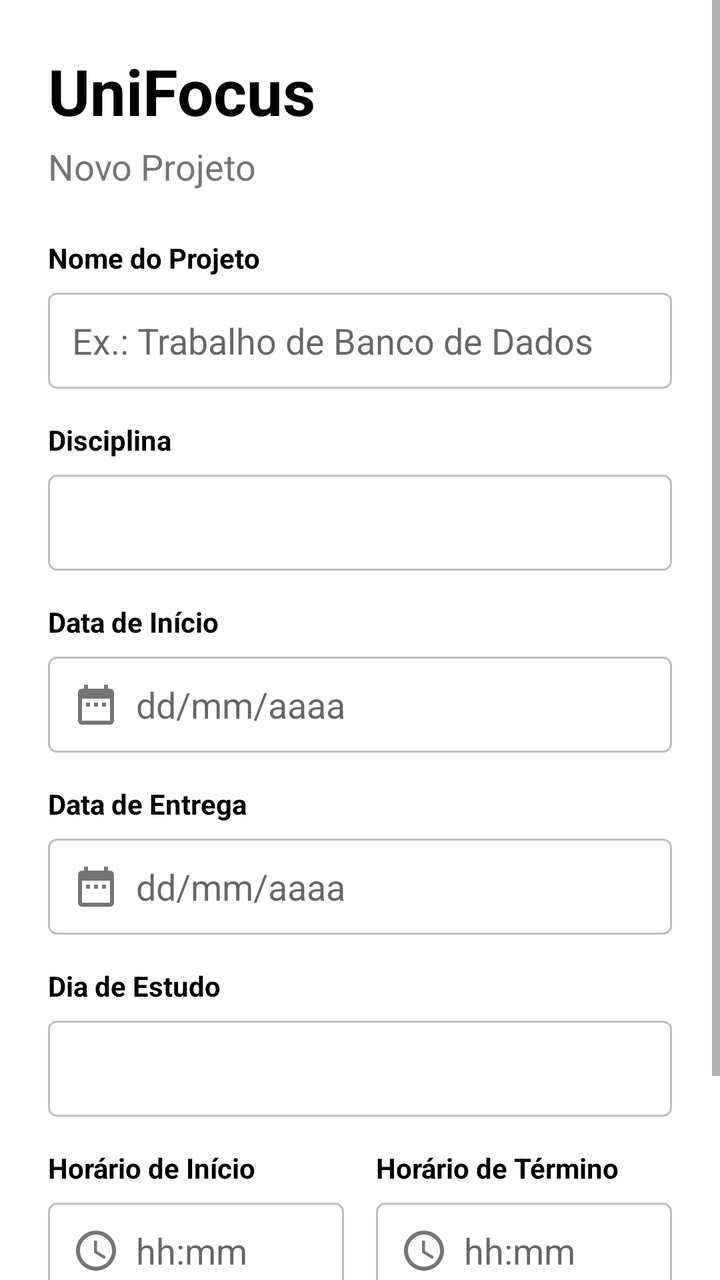
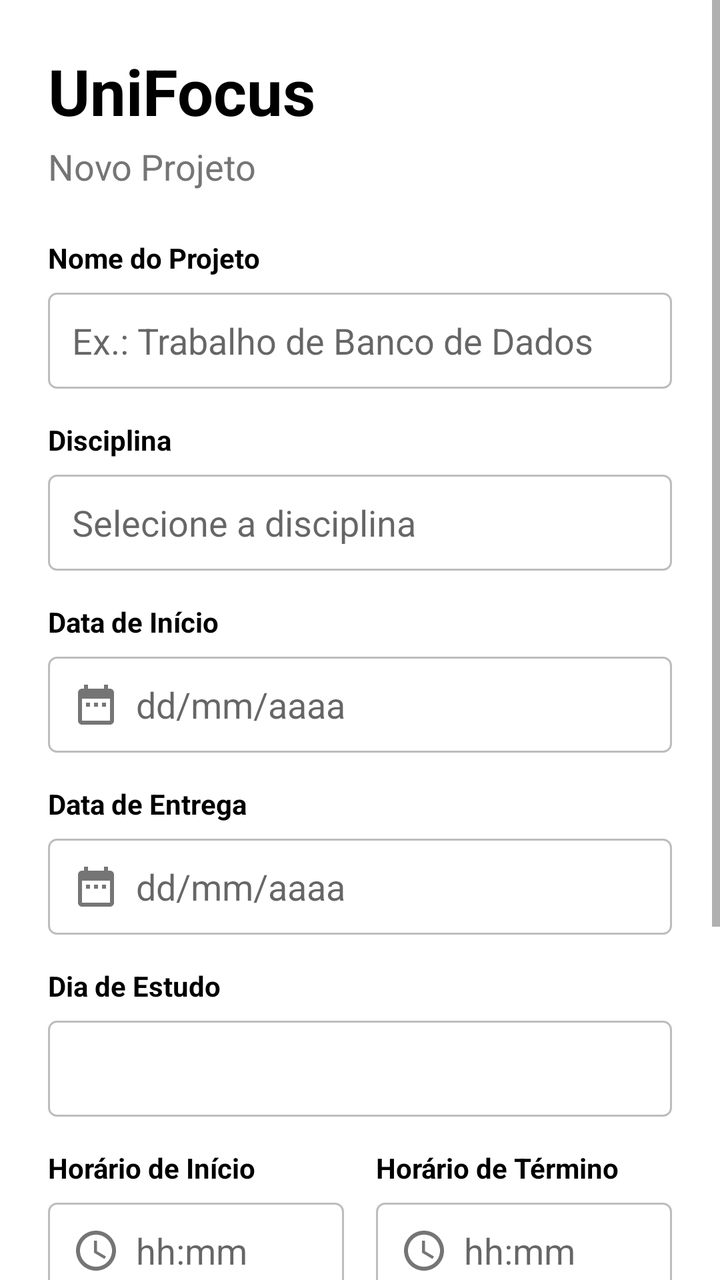

The first picture is an Android layout as it rendered before a commit; the second is the same layout after the commit. The layout source and the unified diff follow.
<!-- AndroidManifest.xml: activity theme Theme.GestaoDeProjetos -->
<!-- res/layout/activity_form.xml -->
<?xml version="1.0" encoding="utf-8"?>
<androidx.constraintlayout.widget.ConstraintLayout xmlns:android="http://schemas.android.com/apk/res/android"
    xmlns:app="http://schemas.android.com/apk/res-auto"
    android:layout_width="match_parent"
    android:layout_height="match_parent"
    android:background="@color/white">

    <ScrollView
        android:layout_width="match_parent"
        android:layout_height="match_parent"
        app:layout_constraintTop_toTopOf="parent">

        <LinearLayout
            android:layout_width="match_parent"
            android:layout_height="wrap_content"
            android:orientation="vertical"
            android:padding="24dp">

            <TextView
                android:layout_width="wrap_content"
                android:layout_height="wrap_content"
                android:text="@string/app_name"
                android:textColor="@color/black"
                android:textSize="32sp"
                android:textStyle="bold" />

            <TextView
                android:layout_width="wrap_content"
                android:layout_height="wrap_content"
                android:layout_marginTop="4dp"
                android:text="@string/novo_projeto"
                android:textColor="@color/text_secondary"
                android:textSize="18sp" />

            <TextView
                android:layout_width="wrap_content"
                android:layout_height="wrap_content"
                android:layout_marginTop="24dp"
                android:text="@string/nome_projeto"
                android:textColor="@color/black"
                android:textStyle="bold" />

            <EditText
                android:id="@+id/etNomeProjeto"
                android:layout_width="match_parent"
                android:layout_height="48dp"
                android:layout_marginTop="8dp"
                android:background="@drawable/bg_edittext"
                android:hint="@string/hint_nome_projeto"
                android:inputType="text"
                android:paddingStart="12dp"
                android:paddingEnd="12dp" />

            <TextView
                android:layout_width="wrap_content"
                android:layout_height="wrap_content"
                android:layout_marginTop="16dp"
                android:text="@string/disciplina"
                android:textColor="@color/black"
                android:textStyle="bold" />

            <Spinner
                android:id="@+id/spDisciplina"
                android:layout_width="match_parent"
                android:layout_height="48dp"
                android:layout_marginTop="8dp"
                android:background="@drawable/bg_edittext" />

            <TextView
                android:layout_width="wrap_content"
                android:layout_height="wrap_content"
                android:layout_marginTop="16dp"
                android:text="@string/data_inicio"
                android:textColor="@color/black"
                android:textStyle="bold" />

            <EditText
                android:id="@+id/etDataInicio"
                android:layout_width="match_parent"
                android:layout_height="48dp"
                android:layout_marginTop="8dp"
                android:background="@drawable/bg_edittext"
                android:drawableStart="@drawable/ic_calendar"
                android:drawablePadding="8dp"
                android:hint="@string/hint_data"
                android:inputType="date"
                android:paddingStart="12dp"
                android:paddingEnd="12dp" />

            <TextView
                android:layout_width="wrap_content"
                android:layout_height="wrap_content"
                android:layout_marginTop="16dp"
                android:text="@string/data_entrega"
                android:textColor="@color/black"
                android:textStyle="bold" />

            <EditText
                android:id="@+id/etDataEntrega"
                android:layout_width="match_parent"
                android:layout_height="48dp"
                android:layout_marginTop="8dp"
                android:background="@drawable/bg_edittext"
                android:drawableStart="@drawable/ic_calendar"
                android:drawablePadding="8dp"
                android:hint="@string/hint_data"
                android:inputType="date"
                android:paddingStart="12dp"
                android:paddingEnd="12dp" />

            <TextView
                android:layout_width="wrap_content"
                android:layout_height="wrap_content"
                android:layout_marginTop="16dp"
                android:text="@string/dia_estudo"
                android:textColor="@color/black"
                android:textStyle="bold" />

            <Spinner
                android:id="@+id/spDiaEstudo"
                android:layout_width="match_parent"
                android:layout_height="48dp"
                android:layout_marginTop="8dp"
                android:background="@drawable/bg_edittext" />

            <LinearLayout
                android:layout_width="match_parent"
                android:layout_height="wrap_content"
                android:layout_marginTop="16dp"
                android:orientation="horizontal">

                <LinearLayout
                    android:layout_width="0dp"
                    android:layout_height="wrap_content"
                    android:layout_weight="1"
                    android:orientation="vertical">

                    <TextView
                        android:layout_width="wrap_content"
                        android:layout_height="wrap_content"
                        android:text="@string/horario_inicio"
                        android:textColor="@color/black"
                        android:textStyle="bold" />

                    <EditText
                        android:id="@+id/etHorarioInicio"
                        android:layout_width="match_parent"
                        android:layout_height="48dp"
                        android:layout_marginTop="8dp"
                        android:background="@drawable/bg_edittext"
                        android:drawableStart="@drawable/ic_clock"
                        android:drawablePadding="8dp"
                        android:hint="@string/hint_horario"
                        android:inputType="time"
                        android:paddingStart="12dp"
                        android:paddingEnd="12dp" />
                </LinearLayout>

                <View
                    android:layout_width="16dp"
                    android:layout_height="0dp" />

                <LinearLayout
                    android:layout_width="0dp"
                    android:layout_height="wrap_content"
                    android:layout_weight="1"
                    android:orientation="vertical">

                    <TextView
                        android:layout_width="wrap_content"
                        android:layout_height="wrap_content"
                        android:text="@string/horario_termino"
                        android:textColor="@color/black"
                        android:textStyle="bold" />

                    <EditText
                        android:id="@+id/etHorarioTermino"
                        android:layout_width="match_parent"
                        android:layout_height="48dp"
                        android:layout_marginTop="8dp"
                        android:background="@drawable/bg_edittext"
                        android:drawableStart="@drawable/ic_clock"
                        android:drawablePadding="8dp"
                        android:hint="@string/hint_horario"
                        android:inputType="time"
                        android:paddingStart="12dp"
                        android:paddingEnd="12dp" />
                </LinearLayout>
            </LinearLayout>

            <LinearLayout
                android:layout_width="match_parent"
                android:layout_height="wrap_content"
                android:layout_marginTop="32dp"
                android:orientation="horizontal">

                <Button
                    android:id="@+id/btnSalvar"
                    android:layout_width="0dp"
                    android:layout_height="56dp"
                    android:layout_weight="1"
                    android:backgroundTint="@color/grey_dark"
                    android:text="@string/salvar"
                    android:textAllCaps="false"
                    android:textColor="@color/white" />

                <View
                    android:layout_width="16dp"
                    android:layout_height="0dp" />

                <Button
                    android:id="@+id/btnCancelar"
                    android:layout_width="0dp"
                    android:layout_height="56dp"
                    android:layout_weight="1"
                    android:backgroundTint="@color/grey_light"
                    android:text="@string/cancelar"
                    android:textAllCaps="false"
                    android:textColor="@color/black" />
            </LinearLayout>

        </LinearLayout>
    </ScrollView>

</androidx.constraintlayout.widget.ConstraintLayout>
<!-- resources referenced by this layout -->
<resources>
  <color name="black">#FF000000</color>
  <color name="grey_dark">#757575</color>
  <color name="grey_light">#E0E0E0</color>
  <color name="text_secondary">#757575</color>
  <color name="white">#FFFFFFFF</color>
  <!-- drawable bg_edittext (drawable) -->
  <?xml version="1.0" encoding="utf-8"?>
  <shape xmlns:android="http://schemas.android.com/apk/res/android">
      <solid android:color="@color/white" />
      <corners android:radius="4dp" />
      <stroke android:width="1dp" android:color="@color/grey_medium" />
  </shape>
  <!-- drawable ic_calendar (drawable) -->
  <vector xmlns:android="http://schemas.android.com/apk/res/android"
      android:width="24dp"
      android:height="24dp"
      android:viewportWidth="24"
      android:viewportHeight="24"
      android:tint="@color/grey_dark">
      <path
          android:fillColor="@android:color/white"
          android:pathData="M19,4h-1L18,2h-2v2L8,4L8,2L6,2v2L5,4c-1.11,0 -1.99,0.9 -1.99,2L3,20c0,1.1 0.89,2 2,2h14c1.1,0 2,-0.9 2,-2L21,6c0,-1.1 -0.9,-2 -2,-2zM19,20L5,20L5,9h14v11zM7,11h2v2L7,13v-2zM11,11h2v2h-2v-2zM15,11h2v2h-2v-2z"/>
  </vector>
  <!-- drawable ic_clock (drawable) -->
  <vector xmlns:android="http://schemas.android.com/apk/res/android"
      android:width="24dp"
      android:height="24dp"
      android:viewportWidth="24"
      android:viewportHeight="24"
      android:tint="@color/grey_dark">
      <path
          android:fillColor="@android:color/white"
          android:pathData="M11.99,2C6.47,2 2,6.48 2,12s4.47,10 9.99,10C17.52,22 22,17.52 22,12S17.52,2 11.99,2zM12,20c-4.42,0 -8,-3.58 -8,-8s3.58,-8 8,-8 8,3.58 8,8 -3.58,8 -8,8zM12.5,7L11,7v6l5.25,3.15 0.75,-1.23 -4.5,-2.67z"/>
  </vector>
  <string name="app_name">UniFocus</string>
  <string name="cancelar">Cancelar</string>
  <string name="data_entrega">Data de Entrega</string>
  <string name="data_inicio">Data de Início</string>
  <string name="dia_estudo">Dia de Estudo</string>
  <string name="disciplina">Disciplina</string>
  <string name="hint_data">dd/mm/aaaa</string>
  <string name="hint_horario">hh:mm</string>
  <string name="hint_nome_projeto">Ex.: Trabalho de Banco de Dados</string>
  <string name="horario_inicio">Horário de Início</string>
  <string name="horario_termino">Horário de Término</string>
  <string name="nome_projeto">Nome do Projeto</string>
  <string name="novo_projeto">Novo Projeto</string>
  <string name="salvar">Salvar</string>
  <style name="Theme.GestaoDeProjetos" parent="Theme.MaterialComponents.Light.NoActionBar">
          <item name="colorPrimary">@color/grey_dark</item>
          <item name="colorPrimaryVariant">@color/black</item>
          <item name="colorOnPrimary">@color/white</item>
          <item name="colorSecondary">@color/grey_medium</item>
          <item name="colorOnSecondary">@color/black</item>
          <item name="android:statusBarColor">@color/white</item>
          <item name="android:windowLightStatusBar">true</item>
      </style>
  <color name="grey_medium">#BDBDBD</color>
</resources>

<!-- the commit's change to res/layout/activity_form.xml (unified diff, before → after) -->
@@ -59,12 +59,16 @@
                 android:textColor="@color/black"
                 android:textStyle="bold" />
 
-            <Spinner
-                android:id="@+id/spDisciplina"
-                android:layout_width="match_parent"
-                android:layout_height="48dp"
-                android:layout_marginTop="8dp"
-                android:background="@drawable/bg_edittext" />
+            <EditText
+                android:id="@+id/etDisciplina"
+                android:layout_width="match_parent"
+                android:layout_height="48dp"
+                android:layout_marginTop="8dp"
+                android:background="@drawable/bg_edittext"
+                android:hint="@string/hint_disciplina"
+                android:inputType="text"
+                android:paddingStart="12dp"
+                android:paddingEnd="12dp" />
 
             <TextView
                 android:layout_width="wrap_content"
@@ -83,7 +87,8 @@
                 android:drawableStart="@drawable/ic_calendar"
                 android:drawablePadding="8dp"
                 android:hint="@string/hint_data"
-                android:inputType="date"
+                android:inputType="text"
+                android:maxLength="10"
                 android:paddingStart="12dp"
                 android:paddingEnd="12dp" />
 
@@ -104,7 +109,8 @@
                 android:drawableStart="@drawable/ic_calendar"
                 android:drawablePadding="8dp"
                 android:hint="@string/hint_data"
-                android:inputType="date"
+                android:inputType="text"
+                android:maxLength="10"
                 android:paddingStart="12dp"
                 android:paddingEnd="12dp" />
 
@@ -151,7 +157,8 @@
                         android:drawableStart="@drawable/ic_clock"
                         android:drawablePadding="8dp"
                         android:hint="@string/hint_horario"
-                        android:inputType="time"
+                        android:inputType="text"
+                        android:maxLength="5"
                         android:paddingStart="12dp"
                         android:paddingEnd="12dp" />
                 </LinearLayout>
@@ -182,11 +189,32 @@
                         android:drawableStart="@drawable/ic_clock"
                         android:drawablePadding="8dp"
                         android:hint="@string/hint_horario"
-                        android:inputType="time"
+                        android:inputType="text"
+                        android:maxLength="5"
                         android:paddingStart="12dp"
                         android:paddingEnd="12dp" />
                 </LinearLayout>
             </LinearLayout>
+
+            <TextView
+                android:layout_width="wrap_content"
+                android:layout_height="wrap_content"
+                android:layout_marginTop="16dp"
+                android:text="@string/observacoes"
+                android:textColor="@color/black"
+                android:textStyle="bold" />
+
+            <EditText
+                android:id="@+id/etObservacoes"
+                android:layout_width="match_parent"
+                android:layout_height="wrap_content"
+                android:minHeight="80dp"
+                android:layout_marginTop="8dp"
+                android:background="@drawable/bg_edittext"
+                android:hint="Adicione observações sobre o projeto (opcional)..."
+                android:inputType="textMultiLine"
+                android:gravity="top|start"
+                android:padding="12dp" />
 
             <LinearLayout
                 android:layout_width="match_parent"
<!-- resource entries referenced after the edit -->
@@ -41,12 +41,14 @@
   <string name="dia_estudo">Dia de Estudo</string>
   <string name="disciplina">Disciplina</string>
   <string name="hint_data">dd/mm/aaaa</string>
+  <string name="hint_disciplina">Selecione a disciplina</string>
   <string name="hint_horario">hh:mm</string>
   <string name="hint_nome_projeto">Ex.: Trabalho de Banco de Dados</string>
   <string name="horario_inicio">Horário de Início</string>
   <string name="horario_termino">Horário de Término</string>
   <string name="nome_projeto">Nome do Projeto</string>
   <string name="novo_projeto">Novo Projeto</string>
+  <string name="observacoes">Observações</string>
   <string name="salvar">Salvar</string>
   <style name="Theme.GestaoDeProjetos" parent="Theme.MaterialComponents.Light.NoActionBar">
           <item name="colorPrimary">@color/grey_dark</item>
